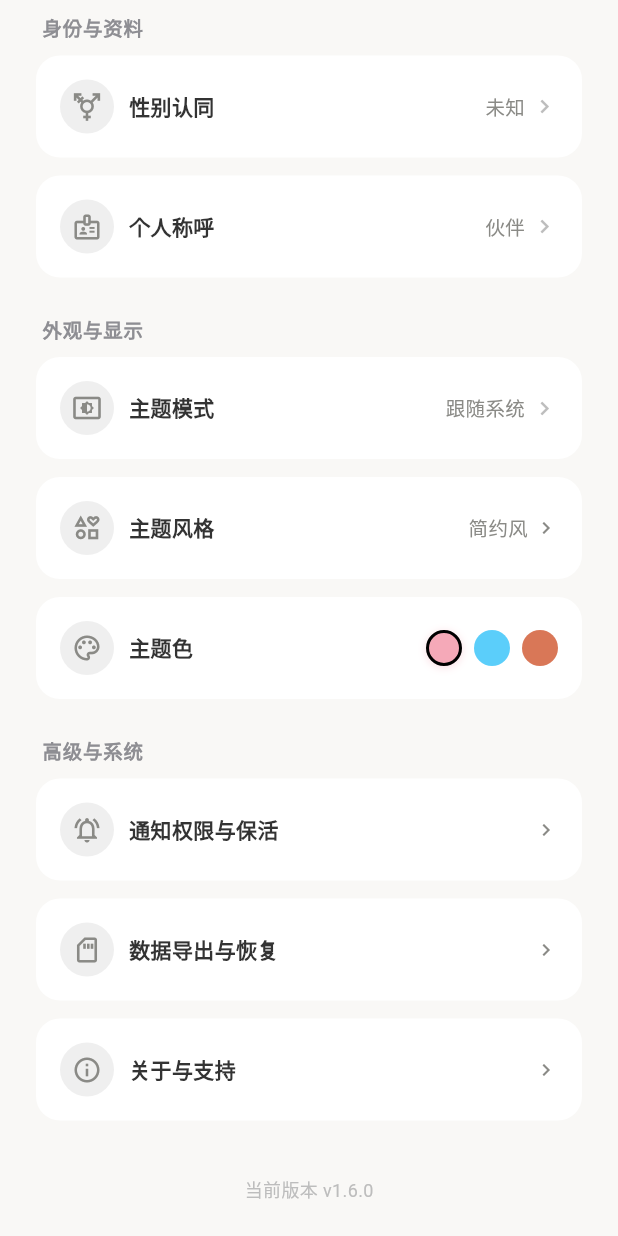
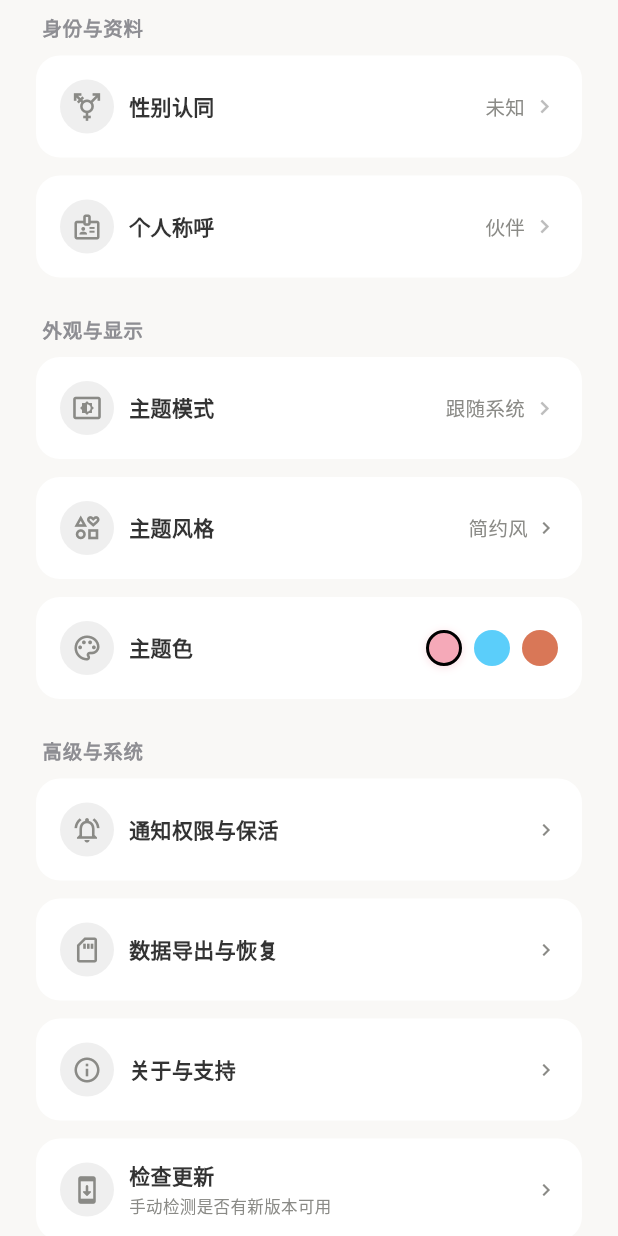
Before and after one commit to Trans-Prism/Trans-Prism, a Flutter app: the ProfileTab widget shown alone on an empty page, opened directly with empty values, on a phone screen of 412 x 824 dp. Run offline on Flutter 3.47's test engine with Material 3 defaults, Android fonts, the phone set to English and light mode, and no system bars; our stand-ins replace audioplayers, dio, file_picker, flutter_image_compress, flutter_local_notifications, flutter_svg and 9 more; missing offline and left inert: liquid_glass_easy, pitch_detector_dart, record, webview_flutter_android, webview_flutter_wkwebview; accounts and stored records are empty; network calls fail.

```diff
--- a/lib/main.dart
+++ b/lib/main.dart
@@ -2223,6 +2223,17 @@ class _ProfileTabState extends State<ProfileTab> {
               MaterialPageRoute(builder: (context) => const AboutScreen()),
             );
           },
+        ),
+        // ── 检查更新入口 ──
+        // 手动触发 UpdateService().checkForUpdate()（对应生命周期 B：App APK 自更新，
+        // 与首页启动静默检测共用同一服务与 UpdateDialog）。
+        _buildSettingsTile(
+          isDark: isDark,
+          leadingIcon: Icons.system_update_rounded,
+          leadingColor: themeService.themeColor,
+          title: '检查更新',
+          subtitle: '手动检测是否有新版本可用',
+          onTap: () => _handleCheckUpdate(context),
         ),
 
         const SizedBox(height: 24),
--- a/lib/services/region_detector.dart
+++ b/lib/services/region_detector.dart
@@ -3,7 +3,7 @@
 //
 // Phase 1 重构移除了所有基于 IP 归属地的路由分发逻辑。
 // 现在无论用户身处何地，统一使用 Cloudflare R2 边缘节点
-// 全局加速域名 https://downloads.chengxi.online 进行版本比对与下载。
+// 全局加速域名 https://downloads.chengxi.moe 进行版本比对与下载。
 //
 // 旧文件保留为空占位，避免导入断链。
 // 所有依赖已迁移至 R2 统一更新引擎。
--- a/lib/services/update_service.dart
+++ b/lib/services/update_service.dart
@@ -9,7 +9,7 @@ import 'package:path_provider/path_provider.dart';
 import 'dns_safe_network_service.dart';
 
 /// R2 边缘节点全局加速域名
-const String baseUpdateUrl = 'https://downloads.chengxi.online';
+const String baseUpdateUrl = 'https://downloads.chengxi.moe';
 
 /// 更新检测结果
 class UpdateCheckResult {
--- a/pubspec.yaml
+++ b/pubspec.yaml
@@ -2,7 +2,7 @@ name: trans_prism
 description: "稳态光盒 (Trans Prism) - 一站式 HRT 用药提醒与离线知识库终端"
 publish_to: 'none'
 
-version: 1.6.0
+version: 1.1.0
 
 environment:
   sdk: '>=3.6.2 <4.0.0'
```
Also changed, not shown: 16 other files.
